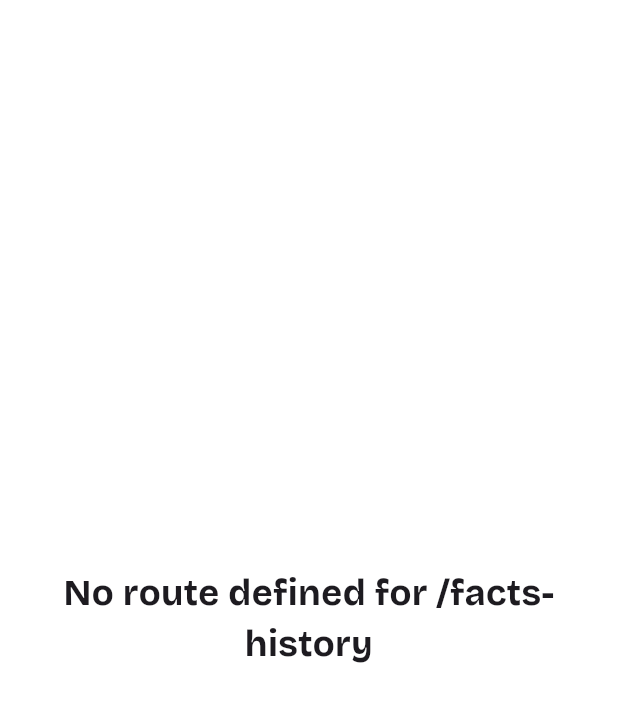
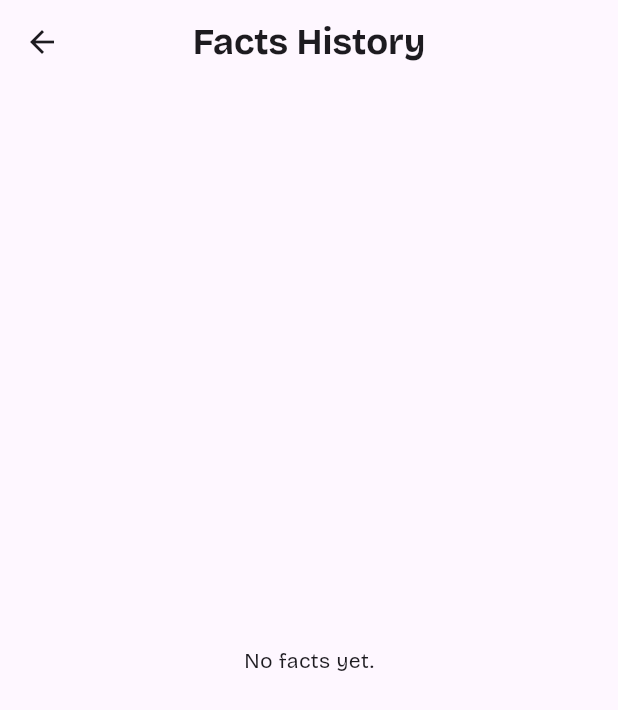
Before and after one commit to moElsmokhraty/FactCat, a Flutter app: the screen it shows after launch, after a tap on "Facts History", on a phone screen of 412 x 824 dp. Shown: the top 710 px of the screen. Run offline on Flutter 3.47's test engine with Material 3 defaults, Android fonts, the phone set to English and light mode, and no system bars; our stand-ins replace dartz, dio, flutter_cache_manager, flutter_riverpod, flutter_screenutil, get_it and 3 more; accounts and stored records are empty; network calls fail; project files that could hold a hidden picture were left out.

Commit message:
Implement Facts History Screen ✅

```diff
--- a/lib/core/routing/app_router.dart
+++ b/lib/core/routing/app_router.dart
@@ -1,7 +1,9 @@
 import 'package:flutter/material.dart';
 import 'package:fact_cat/core/routing/routes.dart';
 import 'package:flutter_riverpod/flutter_riverpod.dart';
+import '../../features/facts_history/presentation/views/facts_history_view/facts_history_view.dart';
 import '../../features/main/presentation/views/main_view/main_view.dart';
+import '../models/fact_parameter.dart';
 
 class AppRouter {
   static Route? onGenerateRoute(RouteSettings settings) {
@@ -11,6 +13,11 @@ class AppRouter {
     switch (settings.name) {
       case AppRoutes.main:
         return transitionPage(ProviderScope(child: const MainView()));
+      case AppRoutes.factsHistory:
+        final factsHistory = args as List<FactParameter>;
+        return transitionPage(
+          ProviderScope(child: FactsHistoryView(factsHistory: factsHistory)),
+        );
 
       default:
         return MaterialPageRoute(
--- /dev/null
+++ b/lib/features/facts_history/presentation/views/facts_history_view/facts_history_view.dart
@@ -0,0 +1,24 @@
+import 'package:flutter/material.dart';
+import 'widgets/facts_history_view_body.dart';
+import '../../../../../core/models/fact_parameter.dart';
+
+class FactsHistoryView extends StatelessWidget {
+  const FactsHistoryView({super.key, required this.factsHistory});
+
+  final List<FactParameter> factsHistory;
+
+  @override
+  Widget build(BuildContext context) {
+    return Scaffold(
+      appBar: AppBar(
+        scrolledUnderElevation: 0,
+        title: const Text(
+          'Facts History',
+          style: TextStyle(fontSize: 24, fontWeight: FontWeight.bold),
+        ),
+        centerTitle: true,
+      ),
+      body: SafeArea(child: FactsHistoryViewBody(factsHistory: factsHistory)),
+    );
+  }
+}
--- /dev/null
+++ b/lib/features/facts_history/presentation/views/facts_history_view/widgets/facts_history_view_body.dart
@@ -0,0 +1,48 @@
+import 'dart:io';
+import 'package:flutter/material.dart';
+import '../../../../../../core/models/fact_parameter.dart';
+
+class FactsHistoryViewBody extends StatelessWidget {
+  const FactsHistoryViewBody({super.key, required this.factsHistory});
+
+  final List<FactParameter> factsHistory;
+
+  @override
+  Widget build(BuildContext context) {
+    return factsHistory.isEmpty
+        ? const Center(child: Text('No facts yet.'))
+        : ListView.separated(
+            itemCount: factsHistory.length,
+            padding: EdgeInsets.all(12),
+            separatorBuilder: (context, index) => SizedBox(height: 16),
+            itemBuilder: (context, index) {
+              final fact = factsHistory[index];
+              return ListTile(
+                leading: Text(
+                  '${index + 1}',
+                  style: TextStyle(
+                    fontSize: 18,
+                    fontWeight: FontWeight.bold,
+                    color: Theme.of(context).colorScheme.primary,
+                  ),
+                ),
+                title: fact.image.startsWith('http')
+                    ? Image.network(fact.image, height: 100, fit: BoxFit.cover)
+                    : Image.file(
+                        File(fact.image),
+                        height: 100,
+                        fit: BoxFit.cover,
+                      ),
+                subtitle: Text(
+                  fact.fact,
+                  style: TextStyle(
+                    fontSize: 18,
+                    fontWeight: FontWeight.w600,
+                    color: Theme.of(context).colorScheme.primary,
+                  ),
+                ),
+              );
+            },
+          );
+  }
+}
--- a/lib/features/main/presentation/views/main_view/main_view.dart
+++ b/lib/features/main/presentation/views/main_view/main_view.dart
@@ -6,7 +6,9 @@ class MainView extends StatelessWidget {
 
   @override
   Widget build(BuildContext context) {
-    return Scaffold(
+    return PopScope(
+      canPop: false,
+      child: Scaffold(
         appBar: AppBar(
           title: const Text(
             'Random Fact',
@@ -16,6 +18,7 @@ class MainView extends StatelessWidget {
           leading: SizedBox.shrink(),
         ),
         body: SafeArea(child: MainViewBody()),
+      ),
     );
   }
 }
```
Lines whose indentation alone changed are shown as unchanged.
